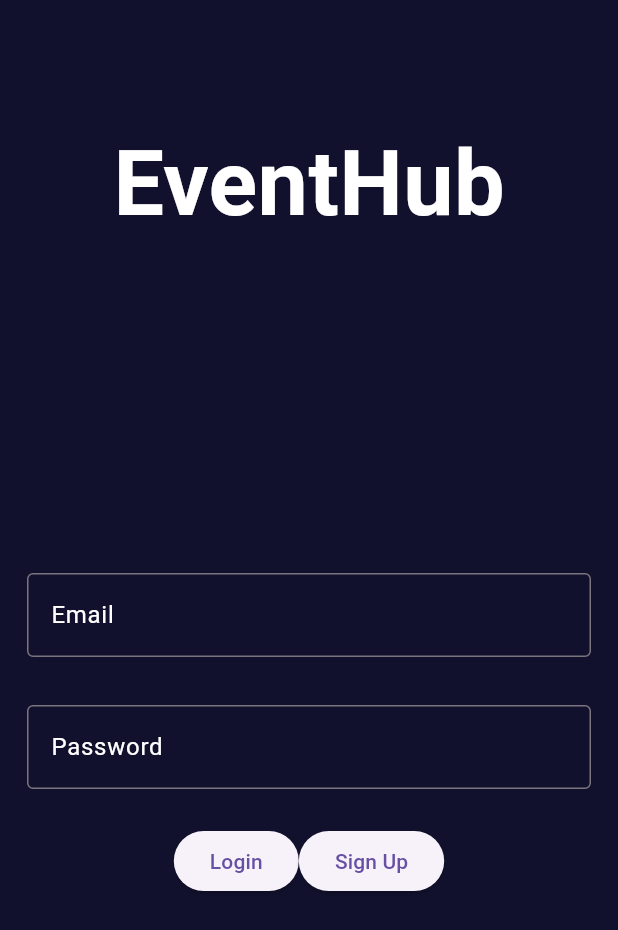
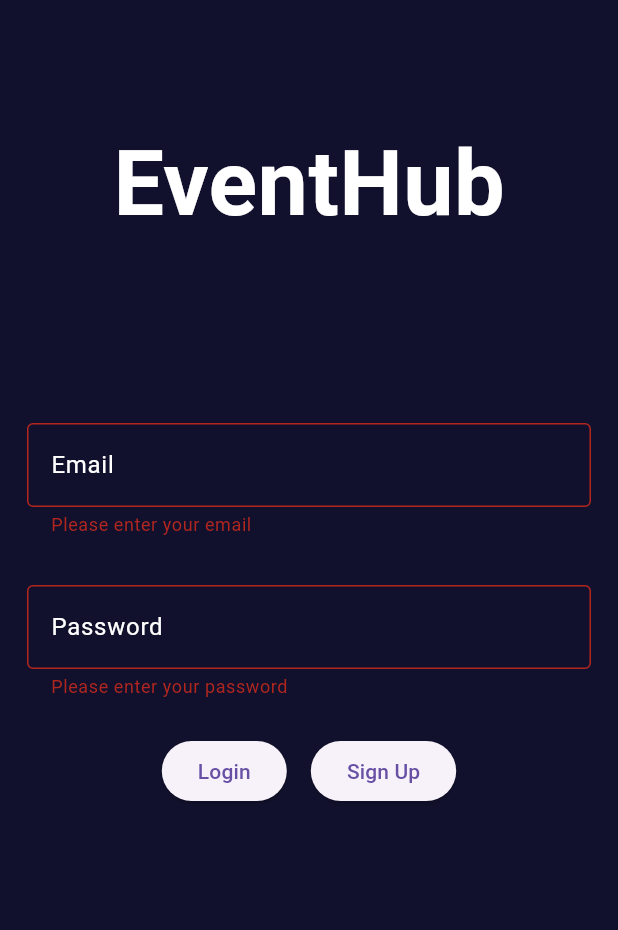
Before and after one commit to yohann1314/Projet-Annuel, a Flutter app: the screen it shows after launch, after a tap on "Login", on a phone screen of 412 x 824 dp. Shown: the top 930 px of the screen. Run offline on Flutter 3.47's test engine with Material 3 defaults, Android fonts, the light colour scheme and no system bars; our stand-ins replace firebase_auth, firebase_core; accounts and stored records are empty; Roboto replaces fonts that are missing (Arial).

Commit message:
Ajout authentification Firebase

```diff
--- /dev/null
+++ b/lib/login/auth_service.dart
@@ -0,0 +1,49 @@
+import 'package:firebase_auth/firebase_auth.dart';
+
+class AuthService {
+  Future<String?> registration({
+    required String email,
+    required String password,
+  }) async {
+    try {
+      await FirebaseAuth.instance.createUserWithEmailAndPassword(
+        email: email,
+        password: password,
+      );
+      return 'Success';
+    } on FirebaseAuthException catch (e) {
+      if (e.code == 'weak-password') {
+        return 'Le mot de passe est trop faible.';
+      } else if (e.code == 'email-already-in-use') {
+        return 'Un compte utilise déja cette adresse';
+      } else {
+        return e.message;
+      }
+    } catch (e) {
+      return e.toString();
+    }
+  }
+
+  Future<String?> login({
+    required String email,
+    required String password,
+  }) async {
+    try {
+      await FirebaseAuth.instance.signInWithEmailAndPassword(
+        email: email,
+        password: password,
+      );
+      return 'Success';
+    } on FirebaseAuthException catch (e) {
+      if (e.code == 'user-not-found') {
+        return "Le Mot de passe ou l'email est incorect";
+      } else if (e.code == 'wrong-password') {
+        return "Le Mot de passe ou l'email est incorect";
+      } else {
+        return e.message;
+      }
+    } catch (e) {
+      return e.toString();
+    }
+  }
+}
--- a/lib/login/authentification.dart
+++ b/lib/login/authentification.dart
@@ -1,38 +1,78 @@
 import 'package:flutter/material.dart';
+import 'package:projet_annuel/login/auth_service.dart';
 import '/inscription/inscription.dart';
 
-class AuthentificationPage extends StatelessWidget {
+class AuthentificationPage extends StatefulWidget {
+  @override
+  _AuthentificationPageState createState() => _AuthentificationPageState();
+}
+
+class _AuthentificationPageState extends State<AuthentificationPage> {
+  final _emailController = TextEditingController();
+  final _passwordController = TextEditingController();
+  final _formKey = GlobalKey<FormState>();
+  bool _isLoading = false;
+  String? _errorMessage;
+
+  Future<void> _login() async {
+    if (_formKey.currentState!.validate()) {
+      setState(() {
+        _isLoading = true;
+        _errorMessage = null;
+      });
+
+      final email = _emailController.text;
+      final password = _passwordController.text;
+
+      final result = await AuthService().login(email: email, password: password);
+
+      if (result == 'Success') {
+        Navigator.pushReplacement(
+          context,
+          MaterialPageRoute(
+            builder: (context) => InscriptionPage(),
+          ),
+        );
+      } else {
+        setState(() {
+          _errorMessage = result;
+          _isLoading = false;
+        });
+      }
+    }
+  }
+
   @override
   Widget build(BuildContext context) {
     return Scaffold(
       backgroundColor: Color(0xFF12112D),
-      body: Column(
+      body: SingleChildScrollView(
+        child: Column(
           crossAxisAlignment: CrossAxisAlignment.center,
           children: [
             Padding(
-            padding: const EdgeInsets.only(
-                top: 80), // Ajustez la valeur de top selon votre préférence
+              padding: const EdgeInsets.only(top: 80),
               child: Text(
                 "EventHub",
                 style: TextStyle(
                   color: Colors.white,
-                fontSize: 60, // Taille de la police
-                fontWeight: FontWeight.bold, // Police en gras
-                fontFamily:
-                    'Arial', // Remplacez "VotrePolice" par le nom de votre police
+                  fontSize: 60,
+                  fontWeight: FontWeight.bold,
+                  fontFamily: 'Arial',
                 ),
               ),
             ),
             Padding(
-            padding: const EdgeInsets.symmetric(horizontal: 10, vertical: 200),
+              padding: const EdgeInsets.symmetric(horizontal: 10, vertical: 100),
               child: Form(
+                key: _formKey,
                 child: Column(
                   crossAxisAlignment: CrossAxisAlignment.center,
                   children: [
                     Padding(
-                    padding:
-                        const EdgeInsets.symmetric(horizontal: 8, vertical: 16),
+                      padding: const EdgeInsets.symmetric(horizontal: 8, vertical: 16),
                       child: TextFormField(
+                        controller: _emailController,
                         decoration: InputDecoration(
                           border: OutlineInputBorder(
                             borderSide: BorderSide(color: Colors.white),
@@ -42,6 +82,7 @@ class AuthentificationPage extends StatelessWidget {
                             color: Colors.white,
                           ),
                         ),
+                        style: TextStyle(color: Colors.white),
                         validator: (value) {
                           if (value == null || value.isEmpty) {
                             return 'Please enter your email';
@@ -51,9 +92,9 @@ class AuthentificationPage extends StatelessWidget {
                       ),
                     ),
                     Padding(
-                    padding:
-                        const EdgeInsets.symmetric(horizontal: 8, vertical: 16),
+                      padding: const EdgeInsets.symmetric(horizontal: 8, vertical: 16),
                       child: TextFormField(
+                        controller: _passwordController,
                         obscureText: true,
                         decoration: InputDecoration(
                           border: OutlineInputBorder(
@@ -64,6 +105,7 @@ class AuthentificationPage extends StatelessWidget {
                             color: Colors.white,
                           ),
                         ),
+                        style: TextStyle(color: Colors.white),
                         validator: (value) {
                           if (value == null || value.isEmpty) {
                             return 'Please enter your password';
@@ -72,20 +114,26 @@ class AuthentificationPage extends StatelessWidget {
                         },
                       ),
                     ),
+                    if (_errorMessage != null)
+                      Padding(
+                        padding: const EdgeInsets.all(8),
+                        child: Text(
+                          _errorMessage!,
+                          style: TextStyle(color: Colors.red),
+                        ),
+                      ),
                     Padding(
                       padding: const EdgeInsets.all(8),
                       child: Row(
                         mainAxisAlignment: MainAxisAlignment.center,
                         children: [
                           ElevatedButton(
-                          onPressed: () {
-                            // Add your onPressed code here!
-                          },
-                          child: Text('Login'),
+                            onPressed: _isLoading ? null : _login,
+                            child: _isLoading ? CircularProgressIndicator() : Text('Login'),
                           ),
+                          SizedBox(width: 16),
                           ElevatedButton(
                             onPressed: () {
-                            // Redirect to the registration page
                               Navigator.push(
                                 context,
                                 MaterialPageRoute(
@@ -104,6 +152,7 @@ class AuthentificationPage extends StatelessWidget {
             ),
           ],
         ),
+      ),
     );
   }
 }
--- a/lib/main.dart
+++ b/lib/main.dart
@@ -1,7 +1,11 @@
 import 'package:flutter/material.dart';
+import 'package:firebase_core/firebase_core.dart';
+import 'package:projet_annuel/inscription/inscription.dart';
 import 'login/authentification.dart';
 
-void main() {
+void main() async {
+  WidgetsFlutterBinding.ensureInitialized();
+  await Firebase.initializeApp();
   runApp(const MyApp());
 }
 
@@ -13,7 +17,11 @@
   Widget build(BuildContext context) {
     return MaterialApp(
       title: 'Flutter Demo',
-      home: AuthentificationPage(),
+      initialRoute: '/',
+      routes: {
+        '/' : (context) => AuthentificationPage(),
+        '/inscription' : (context) => InscriptionPage(),
+      },
     );
   }
 }
--- a/pubspec.yaml
+++ b/pubspec.yaml
@@ -35,6 +35,8 @@ dependencies:
   # The following adds the Cupertino Icons font to your application.
   # Use with the CupertinoIcons class for iOS style icons.
   cupertino_icons: ^1.0.6
+  firebase_auth: ^5.0.0
+  firebase_core: ^3.0.0
 
 dev_dependencies:
   flutter_test:
@@ -45,7 +47,7 @@ dev_dependencies:
   # activated in the `analysis_options.yaml` file located at the root of your
   # package. See that file for information about deactivating specific lint
   # rules and activating additional ones.
-  flutter_lints: ^3.0.0
+  flutter_lints: ^4.0.0
 
 # For information on the generic Dart part of this file, see the
 # following page: https://dart.dev/tools/pub/pubspec
```
Also changed, not shown: firepit-log.txt (added, +13 -0 lines), lib/inscription/inscription.dart (+103 -18 lines), firebase.json (added), lib/firebase_options.dart (added), pubspec.lock, 6 other files. Lines whose indentation alone changed are shown as unchanged.
